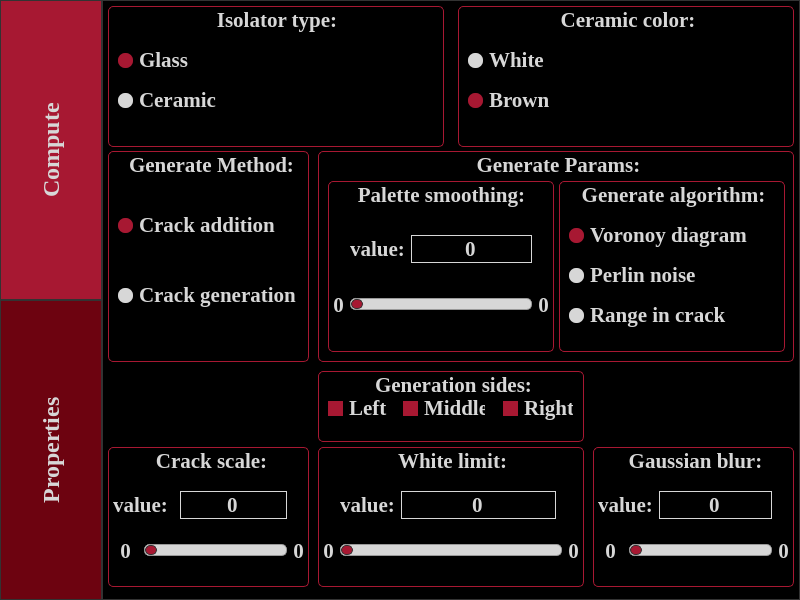
This is design/Main.ui in dimakill3/IsolatorCracker as Qt 5 draws it before an edit. The edited form follows.
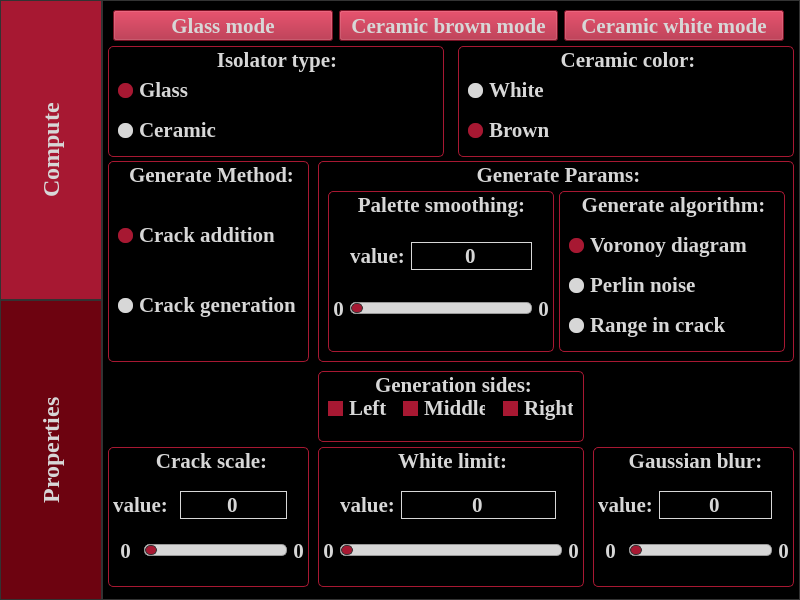
This is the edited form. Icons and pictures are not drawn.

Patch:
```diff
--- a/design/Main.ui
+++ b/design/Main.ui
@@ -528,6 +528,21 @@
 	 border: 0.5px solid rgb(215, 215, 215);
 }
 
+QPushButton {
+	color: rgb(215, 215, 215);
+	background-color: rgb(167, 24, 50);
+}
+
+QPushButton:!enabled {
+	color: rgb(215, 215, 215);
+	background-color: rgb(88, 2, 13);
+}
+
+QPushButton:hover {
+	color: rgb(215, 215, 215);
+	background-color: rgb(109, 3, 16);
+}
+
 /*GROUP BOX*/
 QGroupBox {
 	color: #d7d7d7;
@@ -750,9 +765,9 @@
       <property name="geometry">
        <rect>
         <x>5</x>
-        <y>150</y>
+        <y>160</y>
         <width>201</width>
-        <height>211</height>
+        <height>201</height>
        </rect>
       </property>
       <property name="font">
@@ -819,9 +834,9 @@
       <property name="geometry">
        <rect>
         <x>215</x>
-        <y>150</y>
+        <y>160</y>
         <width>476</width>
-        <height>211</height>
+        <height>201</height>
        </rect>
       </property>
       <property name="font">
@@ -844,7 +859,7 @@
          <x>10</x>
          <y>30</y>
          <width>226</width>
-         <height>171</height>
+         <height>161</height>
         </rect>
        </property>
        <property name="font">
@@ -867,7 +882,7 @@
           <x>5</x>
           <y>30</y>
           <width>216</width>
-          <height>131</height>
+          <height>121</height>
          </rect>
         </property>
         <layout class="QGridLayout" name="gridLayout_2">
@@ -954,7 +969,7 @@
          <x>241</x>
          <y>30</y>
          <width>226</width>
-         <height>171</height>
+         <height>161</height>
         </rect>
        </property>
        <property name="font">
@@ -1139,9 +1154,9 @@
       <property name="geometry">
        <rect>
         <x>355</x>
-        <y>5</y>
+        <y>45</y>
         <width>336</width>
-        <height>141</height>
+        <height>111</height>
        </rect>
       </property>
       <property name="font">
@@ -1168,7 +1183,7 @@
        <property name="geometry">
         <rect>
          <x>10</x>
-         <y>40</y>
+         <y>30</y>
          <width>308</width>
          <height>28</height>
         </rect>
@@ -1189,7 +1204,7 @@
        <property name="geometry">
         <rect>
          <x>10</x>
-         <y>80</y>
+         <y>70</y>
          <width>311</width>
          <height>28</height>
         </rect>
@@ -1327,9 +1342,9 @@
       <property name="geometry">
        <rect>
         <x>5</x>
-        <y>5</y>
+        <y>45</y>
         <width>336</width>
-        <height>141</height>
+        <height>111</height>
        </rect>
       </property>
       <property name="font">
@@ -1350,7 +1365,7 @@
        <property name="geometry">
         <rect>
          <x>10</x>
-         <y>40</y>
+         <y>30</y>
          <width>319</width>
          <height>28</height>
         </rect>
@@ -1374,7 +1389,7 @@
        <property name="geometry">
         <rect>
          <x>10</x>
-         <y>80</y>
+         <y>70</y>
          <width>319</width>
          <height>28</height>
         </rect>
@@ -1499,6 +1514,39 @@
        </layout>
       </widget>
      </widget>
+     <widget class="QWidget" name="horizontalLayoutWidget">
+      <property name="geometry">
+       <rect>
+        <x>10</x>
+        <y>9</y>
+        <width>671</width>
+        <height>31</height>
+       </rect>
+      </property>
+      <layout class="QHBoxLayout" name="horizontalLayout_7">
+       <item>
+        <widget class="QPushButton" name="btnGlassMode">
+         <property name="text">
+          <string>Glass mode</string>
+         </property>
+        </widget>
+       </item>
+       <item>
+        <widget class="QPushButton" name="btnCeramicBrownMode">
+         <property name="text">
+          <string>Ceramic brown mode</string>
+         </property>
+        </widget>
+       </item>
+       <item>
+        <widget class="QPushButton" name="btnCeramicWhiteMode">
+         <property name="text">
+          <string>Ceramic white mode</string>
+         </property>
+        </widget>
+       </item>
+      </layout>
+     </widget>
     </widget>
    </widget>
   </widget>
```
